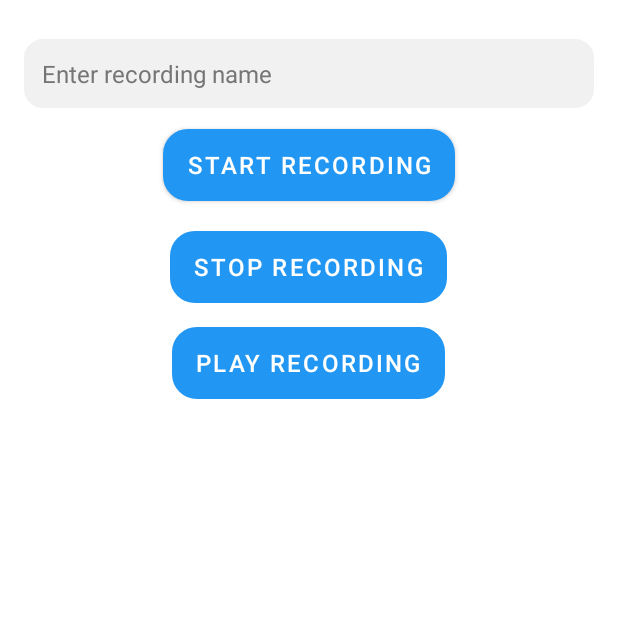
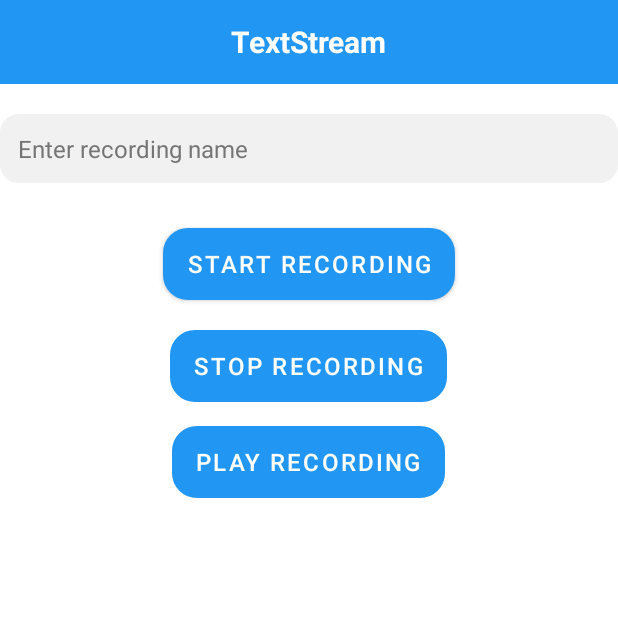
Before and after one commit to CHAIGANESH/Text_Stream, an Android app: the RecordingActivity screen opened directly, with no data from a screen before it, on a phone screen of 412 x 824 dp, the top half of it. Run offline under Robolectric (Android 15) with nearby library versions, the phone set to English and light mode, and no system bars.

Commit message:
UI_update-4 (Recording)

```diff
--- a/app/src/main/res/layout/activity_recording.xml
+++ b/app/src/main/res/layout/activity_recording.xml
@@ -1,14 +1,37 @@
 <RelativeLayout xmlns:android="http://schemas.android.com/apk/res/android"
     android:layout_width="match_parent"
     android:layout_height="match_parent"
-    android:padding="16dp"
     android:background="#FFFFFF">
 
+    <!-- Top Bar -->
+    <RelativeLayout
+        android:id="@+id/topBar"
+        android:layout_width="match_parent"
+        android:layout_height="56dp"
+        android:background="@color/my_blue_primary"
+        android:paddingStart="16dp"
+        android:paddingEnd="16dp"
+        android:paddingTop="8dp"
+        android:paddingBottom="8dp">
+
+        <TextView
+            android:id="@+id/appName"
+            android:layout_width="wrap_content"
+            android:layout_height="wrap_content"
+            android:layout_centerInParent="true"
+            android:text="TextStream"
+            android:textSize="20sp"
+            android:textColor="@android:color/white"
+            android:textStyle="bold" />
+    </RelativeLayout>
+
+    <!-- EditText for Recording Name -->
     <EditText
         android:id="@+id/recordingNameEditText"
         android:layout_width="match_parent"
         android:layout_height="wrap_content"
-        android:layout_marginTop="10dp"
+        android:layout_below="@id/topBar"
+        android:layout_marginTop="20dp"
         android:hint="Enter recording name"
         android:inputType="text"
         android:padding="12dp"
@@ -18,11 +41,13 @@
         android:textColorHint="#757575"
         android:backgroundTint="#F1F1F1" />
 
+    <!-- Start Recording Button -->
     <Button
         android:id="@+id/startRecordingButton"
         android:layout_width="wrap_content"
         android:layout_height="wrap_content"
-        android:layout_marginTop="70dp"
+        android:layout_below="@id/recordingNameEditText"
+        android:layout_marginTop="30dp"
         android:layout_centerHorizontal="true"
         android:background="@drawable/rounded_button"
         android:text="Start Recording"
@@ -30,6 +55,7 @@
         android:textSize="16sp"
         style="@style/CustomButtonStyle" />
 
+    <!-- Stop Recording Button -->
     <Button
         android:id="@+id/stopRecordingButton"
         android:layout_width="wrap_content"
@@ -44,6 +70,7 @@
         android:textSize="16sp"
         style="@style/CustomButtonStyle" />
 
+    <!-- Play Recording Button -->
     <Button
         android:id="@+id/playRecordingButton"
         android:layout_width="wrap_content"
@@ -58,11 +85,13 @@
         android:textSize="16sp"
         style="@style/CustomButtonStyle" />
 
+    <!-- RecyclerView for List of Recordings -->
     <androidx.recyclerview.widget.RecyclerView
         android:id="@+id/recordingListView"
         android:layout_width="match_parent"
         android:layout_height="wrap_content"
         android:layout_below="@id/playRecordingButton"
-        android:layout_marginTop="20dp" />
+        android:layout_marginTop="20dp"
+        android:padding="8dp" />
 
 </RelativeLayout>
--- a/app/src/main/res/layout/activity_video.xml
+++ b/app/src/main/res/layout/activity_video.xml
@@ -2,7 +2,6 @@
 <ScrollView xmlns:android="http://schemas.android.com/apk/res/android"
     android:layout_width="match_parent"
     android:layout_height="match_parent">
-
 
     <LinearLayout
         android:id="@+id/video_container"
```
